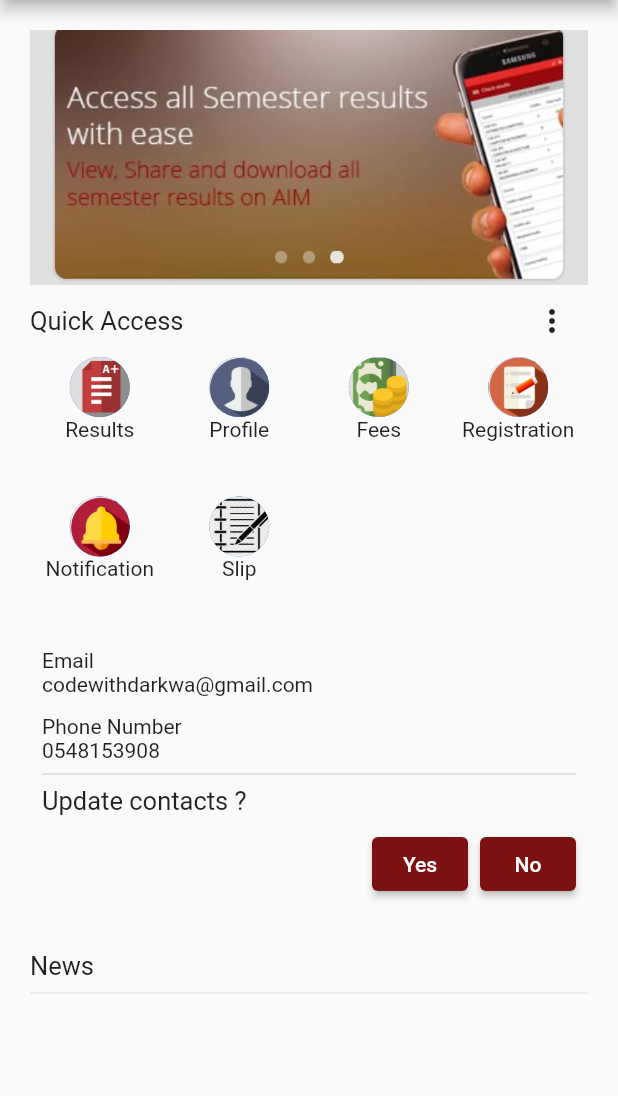
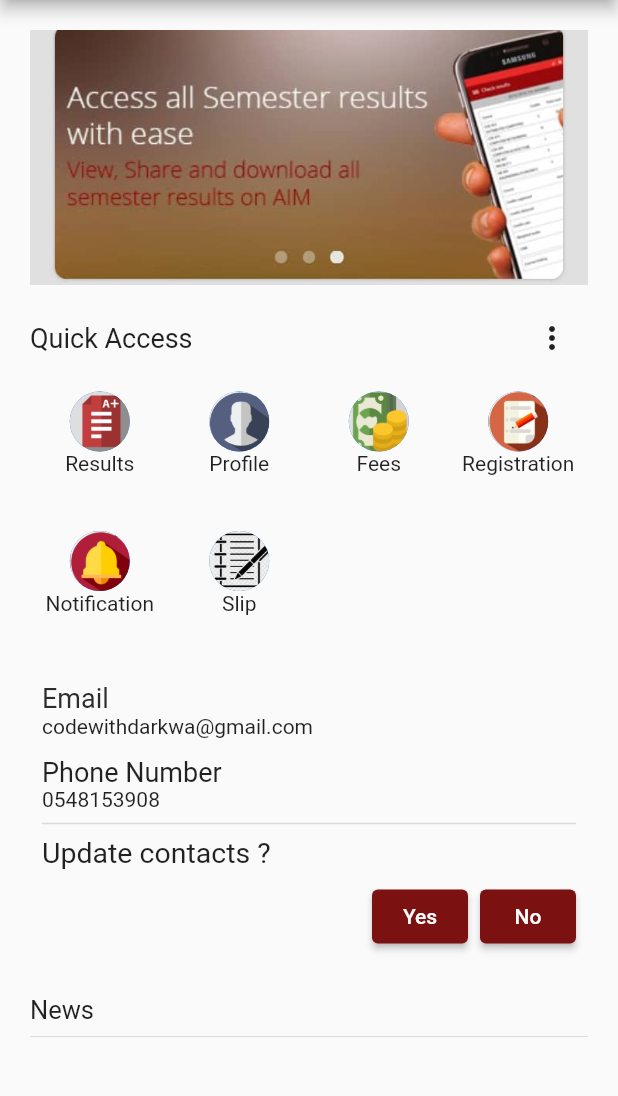
Before and after one commit to codewithdarkwa/knust-aim-flutter, a Flutter app: the screen it shows after launch, on a phone screen of 412 x 824 dp, the part 84-1180 px from its top. Run offline on Flutter 3.47's test engine with Material 2 defaults, Android fonts, the phone set to English and light mode, and no system bars.

Commit message:
fix a bug

```diff
--- a/lib/drawer_pages/drawer_items.dart
+++ b/lib/drawer_pages/drawer_items.dart
@@ -28,7 +28,7 @@ class DrawerItems extends StatelessWidget {
         ),
         ListTile(
           leading: const Icon(Icons.check_box_sharp, color: Colors.black),
-          title: const Text('Home'),
+          title: const Text('Results'),
           onTap: () {},
           minLeadingWidth: 10,
         ),
--- a/lib/pages/contact.dart
+++ b/lib/pages/contact.dart
@@ -6,28 +6,33 @@ class Contact extends StatelessWidget {
   @override
   Widget build(BuildContext context) {
     return SizedBox(
-      height: 210,
-      // color: Colors.red,
       child: Padding(
         padding: const EdgeInsets.all(8.0),
         child: Column(
           crossAxisAlignment: CrossAxisAlignment.start,
           children: [
-            const Text('Email'),
+            const Text(
+              'Email',
+              style: TextStyle(
+                  fontSize: 18, color: Color.fromARGB(255, 45, 43, 43)),
+            ),
             const Text('codewithdarkwa@gmail.com'),
             Padding(
               padding: const EdgeInsets.symmetric(vertical: 12),
               child: Column(
                 crossAxisAlignment: CrossAxisAlignment.start,
                 children: [
-                  const Text('Phone Number'),
+                  const Text(
+                    'Phone Number',
+                    style: TextStyle(fontSize: 18),
+                  ),
                   const Text('0548153908'),
                   const Divider(
                     thickness: 1,
                   ),
                   const Text(
                     'Update contacts ?',
-                    style: TextStyle(fontSize: 17),
+                    style: TextStyle(fontSize: 19),
                   ),
                   Row(
                     mainAxisAlignment: MainAxisAlignment.end,
--- a/lib/pages/quick_access.dart
+++ b/lib/pages/quick_access.dart
@@ -11,10 +11,13 @@ class QuickAccess extends StatelessWidget {
         Row(
           mainAxisAlignment: MainAxisAlignment.spaceBetween,
           children: [
-            const Text(
-              'Quick Access',
-              style: TextStyle(
-                fontSize: 17,
+            const Padding(
+              padding: EdgeInsets.symmetric(vertical: 25),
+              child: Text(
+                'Quick Access',
+                style: TextStyle(
+                  fontSize: 18,
+                ),
               ),
             ),
             IconButton(onPressed: () {}, icon: const Icon(Icons.more_vert))
@@ -25,11 +28,14 @@ class QuickAccess extends StatelessWidget {
           crossAxisCount: 4,
           children: [
             Column(
-              children: const [
-                CircleAvatar(
-                  backgroundImage: AssetImage('images/results.png'),
+              children: [
+                GestureDetector(
+                  onTap: () {},
+                  child: const CircleAvatar(
+                    backgroundImage: AssetImage('images/results.png'),
+                  ),
                 ),
-                Text('Results'),
+                const Text('Results'),
               ],
             ),
             Column(
--- a/pubspec.yaml
+++ b/pubspec.yaml
@@ -34,6 +34,7 @@ dependencies:
   # The following adds the Cupertino Icons font to your application.
   # Use with the CupertinoIcons class for iOS style icons.
   cupertino_icons: ^1.0.2
+  http: ^0.13.5
 
 dev_dependencies:
   flutter_test:
```
Also changed, not shown: pubspec.lock.
